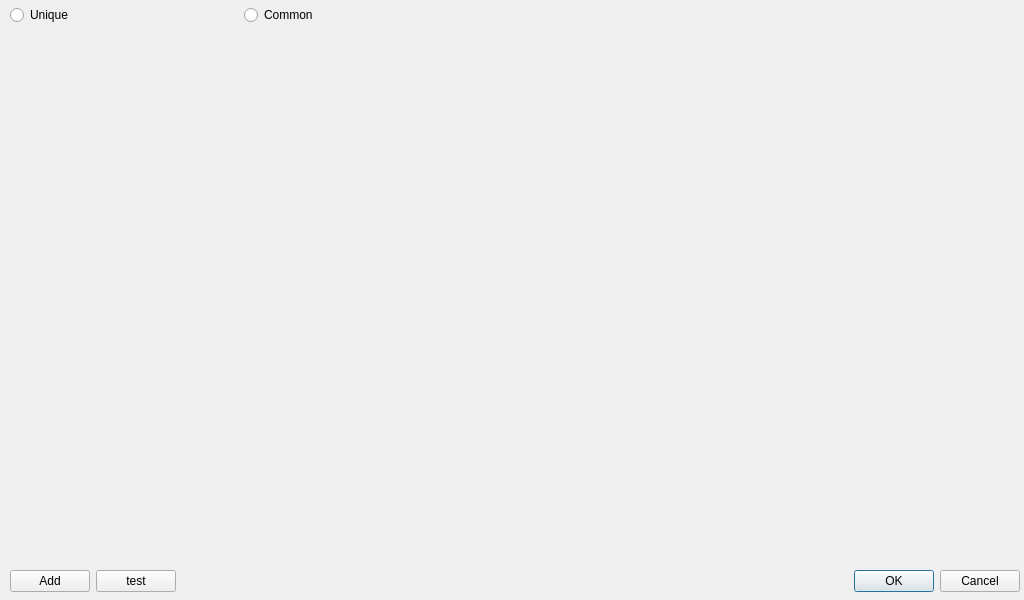
Above: addtagform.ui from Pinadva/Job before the change. Below: the same form after it.
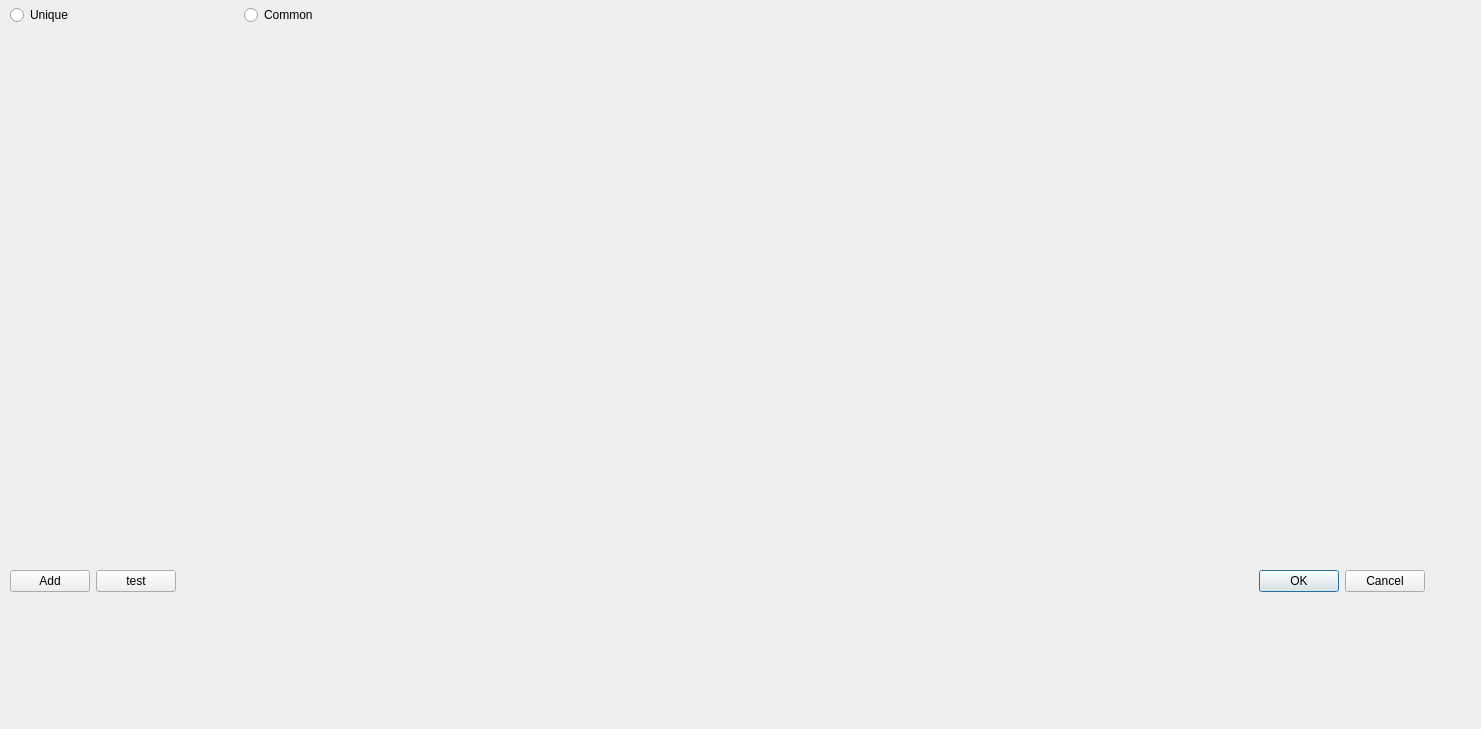
That is the form after the change.

Commit message: Fixed. Форма изменения тегов

Diff of the .ui file:
```diff
--- a/addtagform.ui
+++ b/addtagform.ui
@@ -6,8 +6,8 @@
    <rect>
     <x>0</x>
     <y>0</y>
-    <width>1024</width>
-    <height>600</height>
+    <width>1481</width>
+    <height>729</height>
    </rect>
   </property>
   <property name="windowTitle">
@@ -21,7 +21,7 @@
     <rect>
      <x>10</x>
      <y>570</y>
-     <width>1011</width>
+     <width>1461</width>
      <height>23</height>
     </rect>
    </property>
@@ -116,10 +116,10 @@
   <widget class="QWidget" name="verticalLayoutWidget">
    <property name="geometry">
     <rect>
-     <x>10</x>
-     <y>40</y>
-     <width>461</width>
-     <height>21</height>
+     <x>1020</x>
+     <y>60</y>
+     <width>451</width>
+     <height>501</height>
     </rect>
    </property>
    <layout class="QVBoxLayout" name="verticalLayout"/>
@@ -155,7 +155,7 @@
     <rect>
      <x>10</x>
      <y>60</y>
-     <width>1011</width>
+     <width>1001</width>
      <height>501</height>
     </rect>
    </property>
```
The commit also changes 6 other files.
